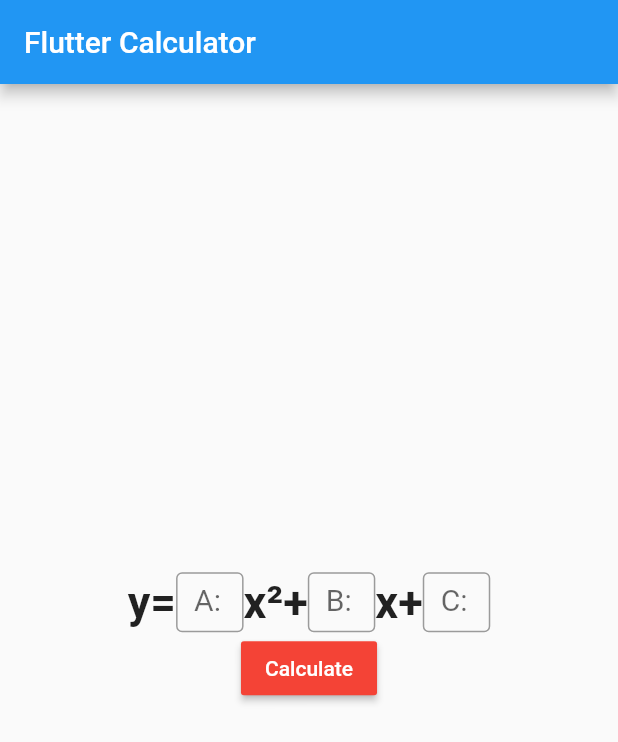
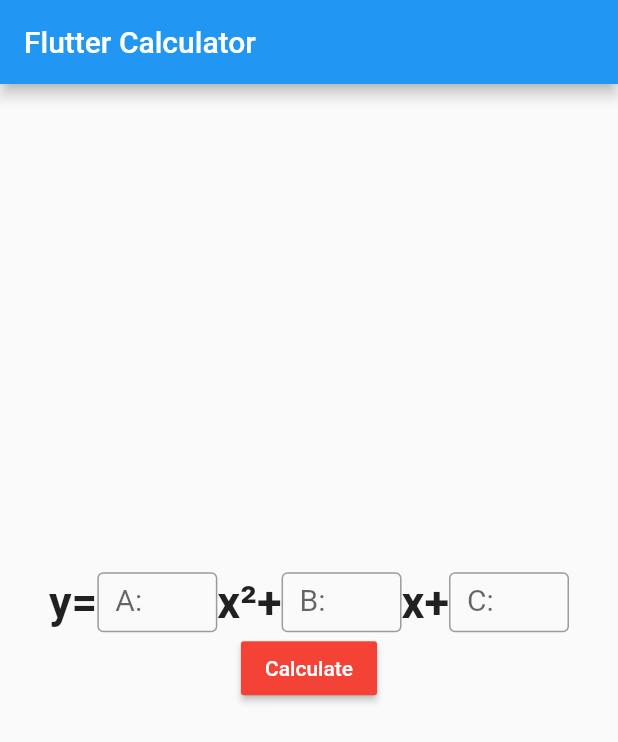
Before and after one commit to LechMikolaj/flutter_kalkulator, a Flutter app: the screen it shows after launch, on a phone screen of 412 x 824 dp. Shown: the top 742 px of the screen. Run offline on Flutter 3.47's test engine with Material 2 defaults, Android fonts, the light colour scheme and no system bars.

Commit message:
Change appearance of TextFields v2

```diff
--- a/lib/main.dart
+++ b/lib/main.dart
@@ -54,7 +54,7 @@
               children:  <Widget>[
                 const Text("y=", style: const TextStyle(fontWeight: FontWeight.bold,fontSize: 30)),
                 SizedBox(
-                  width:45,
+                  width:80,
                   height:40,
                   child:TextField(
                     controller: aField,
@@ -67,7 +67,7 @@
                 ),
                 const Text("x²+",style: const TextStyle(fontWeight: FontWeight.bold,fontSize: 30)),
                 SizedBox(
-                  width:45,
+                  width:80,
                   height:40,
                   child:TextField(
                     controller: bField,
@@ -80,7 +80,7 @@
                 ),
                 const Text("x+",style: const TextStyle(fontWeight: FontWeight.bold,fontSize: 30)),
                 SizedBox(
-                  width:45,
+                  width:80,
                   height:40,
                   child:TextField(
                     controller: cField,
```
